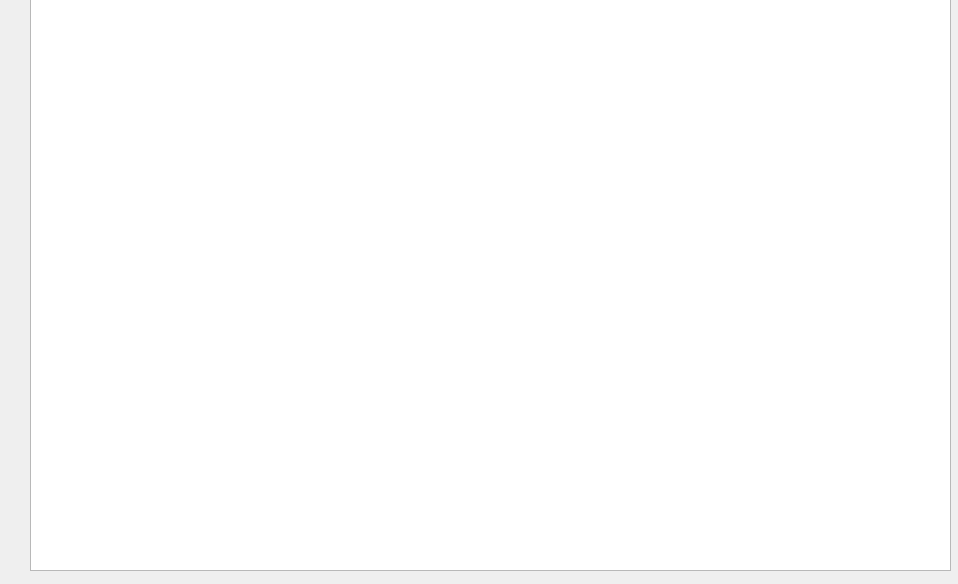
Above: mediaviewwidget.ui from Worm-Warrior/QBar before the change. Below: the same form after it.
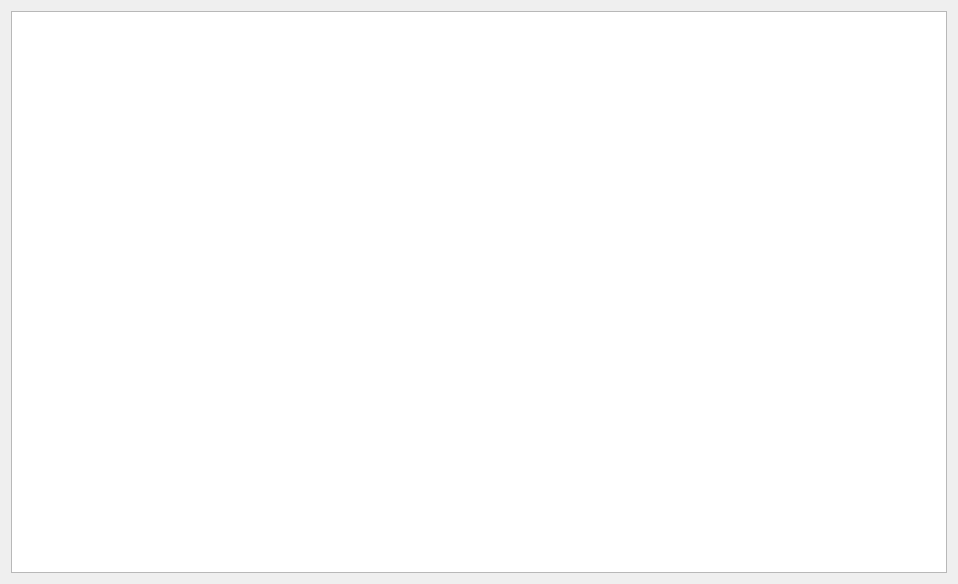
That is the form after the change.

Commit message: we have a basic media viewer and can play usic from itgit add .!

What changed in the file:
```diff
--- a/mediaviewwidget.ui
+++ b/mediaviewwidget.ui
@@ -13,21 +13,15 @@
   <property name="windowTitle">
    <string>Form</string>
   </property>
-  <widget class="QWidget" name="verticalLayoutWidget">
-   <property name="geometry">
-    <rect>
-     <x>30</x>
-     <y>-20</y>
-     <width>921</width>
-     <height>591</height>
-    </rect>
-   </property>
+  <layout class="QVBoxLayout" name="verticalLayout">
+   <item>
    <layout class="QVBoxLayout" name="verticalLayout_6">
     <item>
-     <widget class="QListView" name="mediaView"/>
-    </item>
-   </layout>
-  </widget>
+      <widget class="QTableWidget" name="mediaView"/>
+     </item>
+    </layout>
+   </item>
+  </layout>
  </widget>
  <resources/>
  <connections/>
```
Lines whose indentation alone changed are shown as unchanged. The commit also changes 9 other files.
